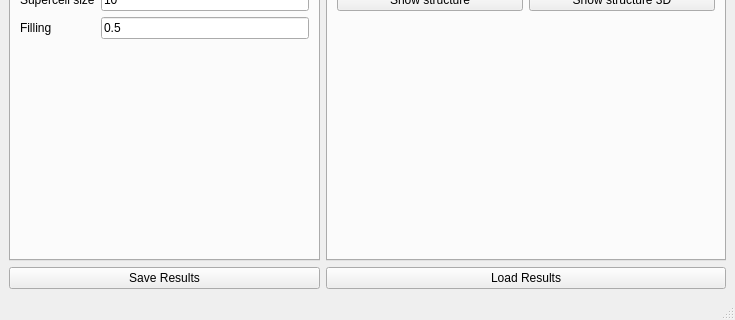
Old version of the form interface-pyqt/latticegas/interface.ui in the repository joselado/quantum-lattice; both pictures show x 0 to 735 and y 294 to 614 of the 735 by 614 pixel window.
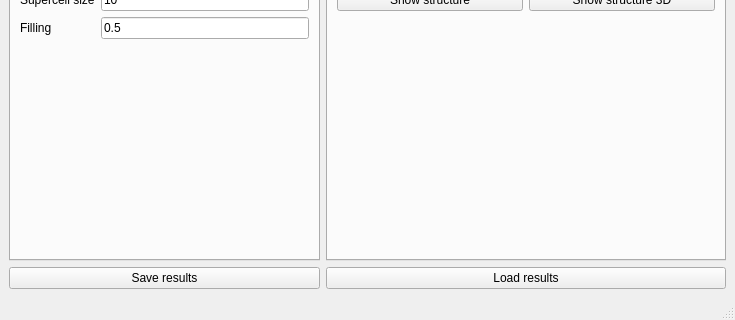
New version of the form. Custom widgets are drawn as their Qt base class.

What changed in the file:
```diff
--- a/interface-pyqt/latticegas/interface.ui
+++ b/interface-pyqt/latticegas/interface.ui
@@ -265,14 +265,14 @@
     <item row="1" column="0">
      <widget class="PushButton" name="save_results">
       <property name="text">
-       <string>Save Results</string>
+       <string>Save results</string>
       </property>
      </widget>
     </item>
     <item row="1" column="1">
      <widget class="PushButton" name="load_results">
       <property name="text">
-       <string>Load Results</string>
+       <string>Load results</string>
       </property>
      </widget>
     </item>
```
